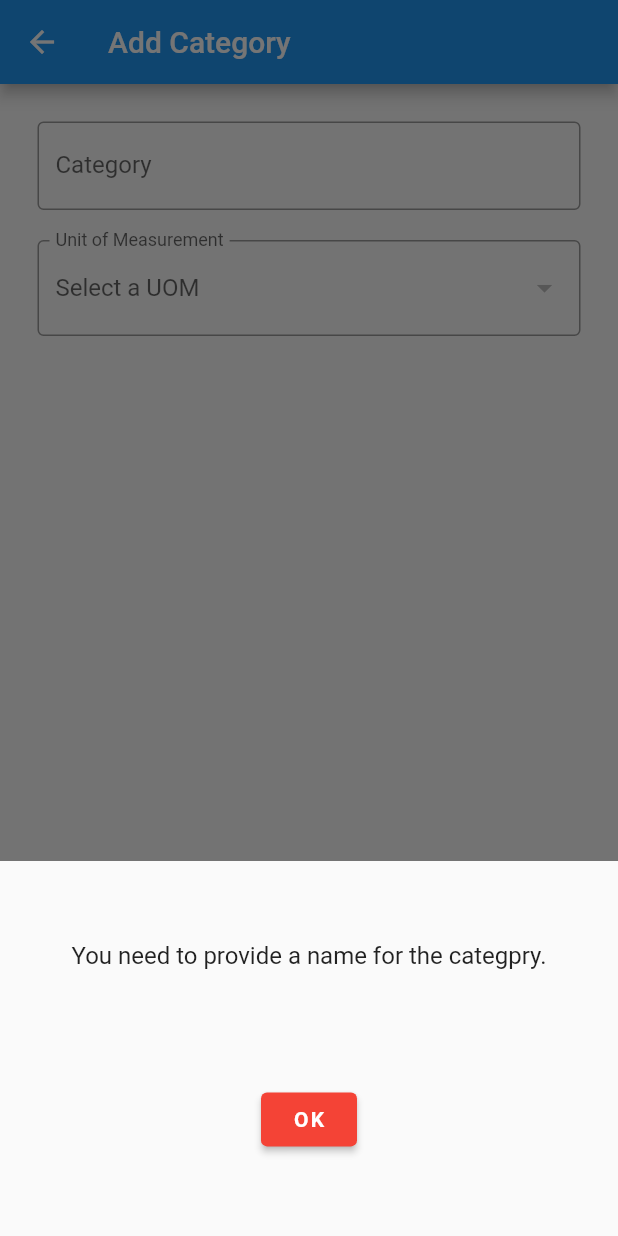
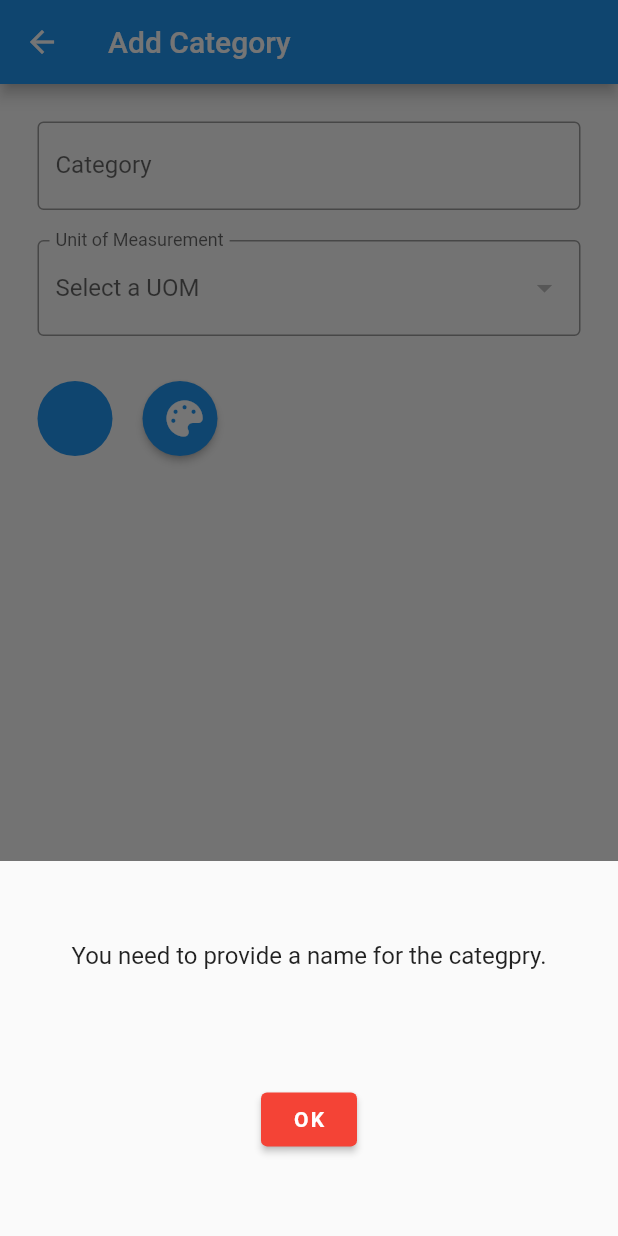
Before and after one commit to itbeginshere/scanit, a Flutter app: the AddCatergory screen opened directly with empty values, after a tap on an icon or button, on a phone screen of 412 x 824 dp. Run offline on Flutter 3.47's test engine with Material 2 defaults, Android fonts, the phone set to English and light mode, and no system bars; our stand-ins replace cloud_firestore, firebase_core, flutter_colorpicker, flutter_speed_dial, font_awesome_flutter; missing offline and left inert: flutter_barcode_scanner; accounts and stored records are empty.

Commit message:
Category Color

```diff
--- a/lib/category/add_category.dart
+++ b/lib/category/add_category.dart
@@ -1,4 +1,5 @@
 import 'package:flutter/material.dart';
+import 'package:flutter_colorpicker/flutter_colorpicker.dart';
 import 'package:font_awesome_flutter/font_awesome_flutter.dart';
 import 'package:provider/provider.dart';
 import 'package:scanit/category/add_category_state.dart';
@@ -42,7 +43,7 @@ class AddCategoryButton extends StatelessWidget {
   }) : super(key: key);
 
   _addCategory(String name, String defaultOum, List<Category> categories,
-      BuildContext context) {
+      Color color, BuildContext context) {
     name = name.trim();
 
     if (name.isEmpty) {
@@ -63,8 +64,10 @@ class AddCategoryButton extends StatelessWidget {
       BottomSheetModel().create(context, false,
           'A category cannot have the name "New Categroy".', false);
     } else {
+      String hexColor = '#' + color.value.toRadixString(16).substring(2);
+
       FirestoreService()
-          .addCategory(name: name, defaultuom: defaultOum)
+          .addCategory(name: name, defaultuom: defaultOum, color: hexColor)
           .then((value) {
         BottomSheetModel()
             .create(context, true, 'Category successfully added!', false, 2);
@@ -85,7 +88,8 @@ class AddCategoryButton extends StatelessWidget {
         child: Icon(FontAwesomeIcons.save),
       ),
       onPressed: () {
-        _addCategory(state.name, state.defaultoum, categories, context);
+        _addCategory(state.name, state.defaultoum, categories,
+            state.selectedcolor, context);
       },
     );
   }
@@ -98,6 +102,33 @@ class AddCategoryForm extends StatelessWidget {
   const AddCategoryForm(
       {Key? key, required this.uoms, required this.categories})
       : super(key: key);
+
+  void _pickColor(BuildContext context, AddCategoryState state) {
+    showDialog(
+      context: context,
+      builder: (context) {
+        return AlertDialog(
+          title: Text('Pick a Color'),
+          content: Column(
+            mainAxisAlignment: MainAxisAlignment.spaceAround,
+            children: [
+              ColorPicker(
+                  pickerColor: state.selectedcolor,
+                  enableAlpha: false,
+                  labelTypes: [],
+                  onColorChanged: (color) => {state.selectedcolor = color}),
+              TextButton(
+                onPressed: () {
+                  Navigator.of(context).pop();
+                },
+                child: Text('SELECT', style: TextStyle(fontSize: 20)),
+              ),
+            ],
+          ),
+        );
+      },
+    );
+  }
 
   @override
   Widget build(BuildContext context) {
@@ -134,6 +165,38 @@ class AddCategoryForm extends StatelessWidget {
               state.selecteduom = uom;
             },
           ),
+          SizedBox(height: 20),
+          Row(
+            children: [
+              Container(
+                width: 50,
+                height: 50,
+                decoration: BoxDecoration(
+                  shape: BoxShape.circle,
+                  color: state.selectedcolor,
+                ),
+              ),
+              Container(
+                margin: EdgeInsets.only(left: 10),
+                child: Padding(
+                  padding: const EdgeInsets.all(10.0),
+                  child: Container(
+                    width: 50,
+                    height: 50,
+                    child: RaisedButton(
+                      onPressed: () {
+                        _pickColor(context, state);
+                      },
+                      color: Theme.of(context).primaryColor,
+                      textColor: Colors.white,
+                      shape: CircleBorder(side: BorderSide.none),
+                      child: Icon(FontAwesomeIcons.palette),
+                    ),
+                  ),
+                ),
+              )
+            ],
+          ),
         ],
       ),
     );
--- a/lib/category/add_category_state.dart
+++ b/lib/category/add_category_state.dart
@@ -1,4 +1,5 @@
 import 'package:flutter/cupertino.dart';
+import 'package:flutter/material.dart';
 import 'package:scanit/services/models.dart';
 
 class AddCategoryState with ChangeNotifier {
@@ -6,6 +7,15 @@ class AddCategoryState with ChangeNotifier {
   String _defaultoum = '';
 
   UOM? _selecteduom;
+
+  Color _selectedcolor = Colors.blue;
+
+  Color get selectedcolor => _selectedcolor;
+
+  set selectedcolor(Color newColor) {
+    _selectedcolor = newColor;
+    notifyListeners();
+  }
 
   UOM? get selecteduom => _selecteduom;
 
--- a/lib/main.dart
+++ b/lib/main.dart
@@ -51,7 +51,7 @@ class _AppState extends State<App> {
             create: (_) => FirestoreService().getSession(),
             initialData: [],
             child: MaterialApp(
-              debugShowCheckedModeBanner: true,
+              debugShowCheckedModeBanner: false,
               routes: appRoutes,
               theme: appTheme,
             ),
--- a/lib/services/models.dart
+++ b/lib/services/models.dart
@@ -20,6 +20,8 @@ class Session {
   double price;
   double units;
   String uom;
+  double priceperoum;
+  String color;
 
   Session({
     this.barcode = '',
@@ -28,6 +30,8 @@ class Session {
     this.price = 0.0,
     this.units = 0.0,
     this.uom = '',
+    this.priceperoum = 0.0,
+    this.color = '#FFFFFF',
   });
 
   factory Session.fromJson(Map<String, dynamic> json) =>
@@ -39,31 +43,18 @@ class Session {
 class Category {
   String defaultuom;
   String name;
+  String color;
 
   Category({
     this.defaultuom = '',
     this.name = '',
+    this.color = '#FFFFFF',
   });
 
   factory Category.fromJson(Map<String, dynamic> json) =>
       _$CategoryFromJson(json);
   Map<String, dynamic> toJson() => _$CategoryToJson(this);
 }
-
-// @JsonSerializable()
-// class PriceHistory {
-//   double price;
-//   String closingdate;
-
-//   PriceHistory({
-//     this.price = 0.0,
-//     this.closingdate = '',
-//   });
-
-//   factory PriceHistory.fromJson(Map<String, dynamic> json) =>
-//       _$PriceHistoryFromJson(json);
-//   Map<String, dynamic> toJson() => _$PriceHistoryToJson(this);
-// }
 
 @JsonSerializable()
 class Item {
@@ -73,7 +64,6 @@ class Item {
   double price;
   double units;
   String uom;
-  //List<PriceHistory> pricehistories;
 
   Item({
     this.barcode = '',
@@ -87,20 +77,3 @@ class Item {
   factory Item.fromJson(Map<String, dynamic> json) => _$ItemFromJson(json);
   Map<String, dynamic> toJson() => _$ItemToJson(this);
 }
-
-// @JsonSerializable()
-// class Retailer {
-//   String name;
-//   Map<String, String> stock;
-//   Map<String, List<Item>> storecategories;
-
-//   Retailer({
-//     this.name = '',
-//     this.stock = const {},
-//     this.storecategories = const {},
-//   });
-
-//   factory Retailer.fromJson(Map<String, dynamic> json) =>
-//       _$RetailerFromJson(json);
-//   Map<String, dynamic> toJson() => _$RetailerToJson(this);
-// }
--- a/pubspec.yaml
+++ b/pubspec.yaml
@@ -41,6 +41,7 @@ dependencies:
   json_annotation: 4.3.0
   flutter_barcode_scanner: ^2.0.0
   flutter_speed_dial: ^5.0.0+1
+  flutter_colorpicker: ^1.0.3
 
 dev_dependencies:
   flutter_test:
```
Also changed, not shown: lib/home/home.dart (+84 -18 lines), lib/item/item.dart (+14 -4 lines), lib/services/firestore.dart (+17 -15 lines), lib/services/models.g.dart, pubspec.lock.
